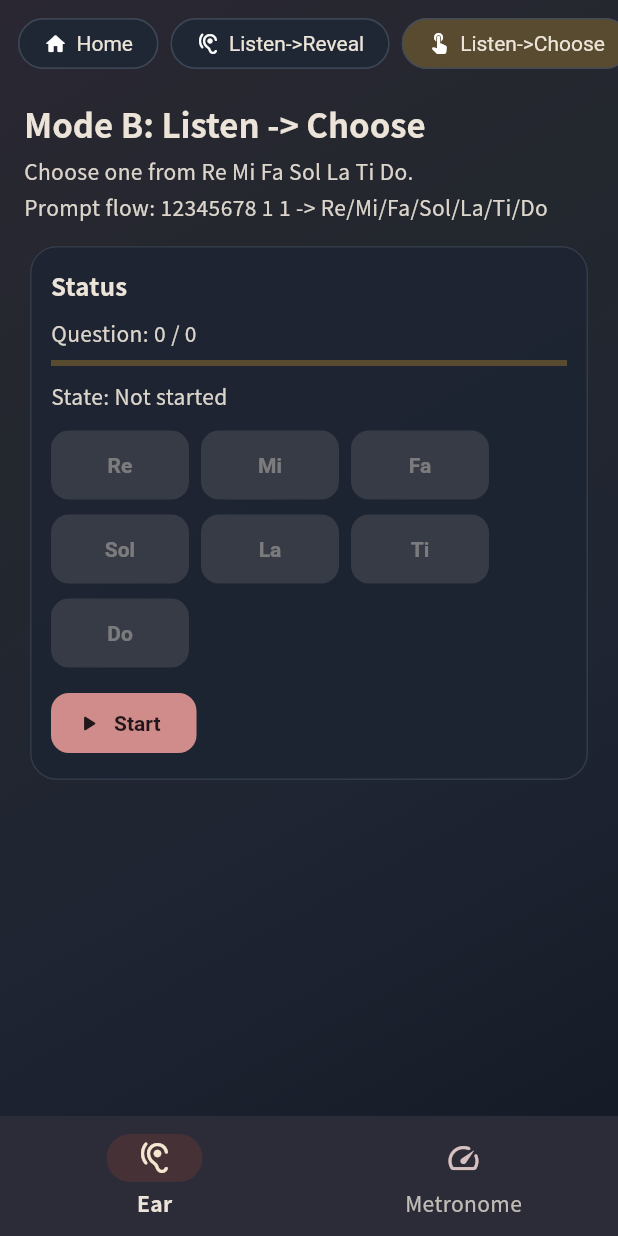
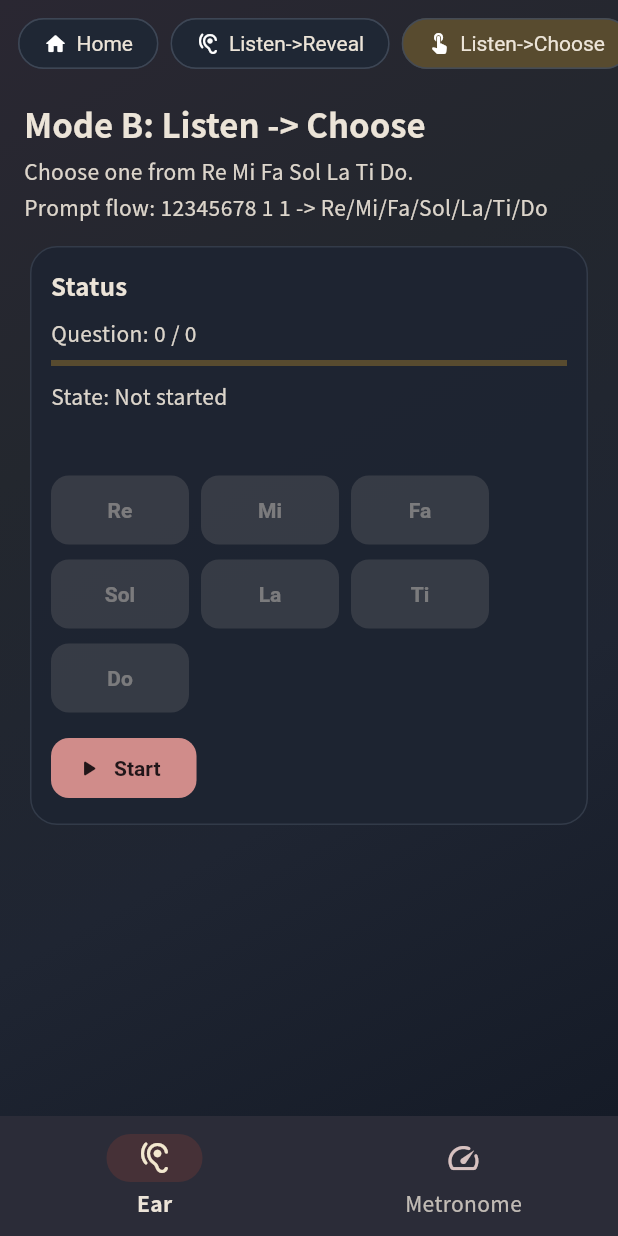
Before and after one commit to foxmaybeOI1761640545/FlutterDemo-1776537345-V1.0.1, a Flutter app: the screen it shows after launch, after a tap on "Listen->Reveal", after a tap on "Listen->Choose", on a phone screen of 412 x 824 dp. Run offline on Flutter 3.47's test engine with Material 3 defaults, Android fonts, the light colour scheme and no system bars; our stand-ins replace audioplayers, shared_preferences; Roboto replaces fonts that are missing (Segoe UI).

Commit message:
ui(ear-training): 固定 Mode B 选项区位置 | Keep Mode B choices vertically stable
- 类型(Type): ui
- 功能(Feature): N/A
- 服务(Service): N/A
- 重构(Refactor): 调整 Mode B 状态提示区域为固定最小高度，避免按钮位置跳动
- 交互与界面(UI/UX): 反馈文案显示与隐藏时，答案按钮行保持同一位置
- 文档(Docs): N/A

- Types: ui
- Feature: N/A
- Service: N/A
- Refactor: Added a fixed minimum-height status detail area for Mode B
- UI/UX: Choice buttons no longer shift vertically when prompt hints/feedback appear
- Docs: N/A

```diff
--- a/lib/src/pages/ear_training_page.dart
+++ b/lib/src/pages/ear_training_page.dart
@@ -1900,6 +1900,14 @@
     final bool denseChoices = choiceNotes.length > 14;
     final bool singleOctaveChoices =
         choiceNotes.map((_EarNoteSpec note) => note.octave).toSet().length <= 1;
+    final String? modeBDetailMessage;
+    if (_modeBFeedback != null) {
+      modeBDetailMessage = _modeBFeedback!;
+    } else if (_modeBRunning && !_modeBLocked && !_modeBPromptReadyForAnswer) {
+      modeBDetailMessage = "Wait for prompt playback to finish before choosing.";
+    } else {
+      modeBDetailMessage = null;
+    }
 
     return ListView(
       padding: const EdgeInsets.fromLTRB(16, 10, 16, 18),
@@ -1927,14 +1935,16 @@
                 LinearProgressIndicator(value: progress),
                 const SizedBox(height: 10),
                 Text("State: $_modeBStatus"),
-                if (_modeBFeedback != null) ...<Widget>[
-                  const SizedBox(height: 6),
-                  Text(_modeBFeedback!),
-                ],
-                if (_modeBRunning && !_modeBLocked && !_modeBPromptReadyForAnswer) ...<Widget>[
-                  const SizedBox(height: 6),
-                  const Text("Wait for prompt playback to finish before choosing."),
-                ],
+                const SizedBox(height: 6),
+                ConstrainedBox(
+                  constraints: const BoxConstraints(minHeight: 24),
+                  child: Align(
+                    alignment: Alignment.centerLeft,
+                    child: modeBDetailMessage == null
+                        ? const SizedBox.shrink()
+                        : Text(modeBDetailMessage),
+                  ),
+                ),
                 const SizedBox(height: 12),
                 Wrap(
                   spacing: 8,
```
